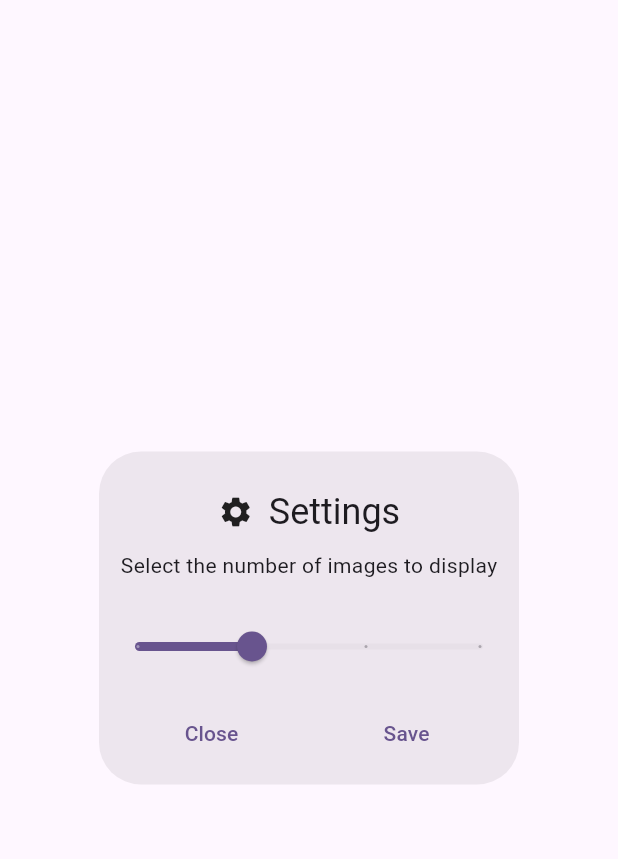
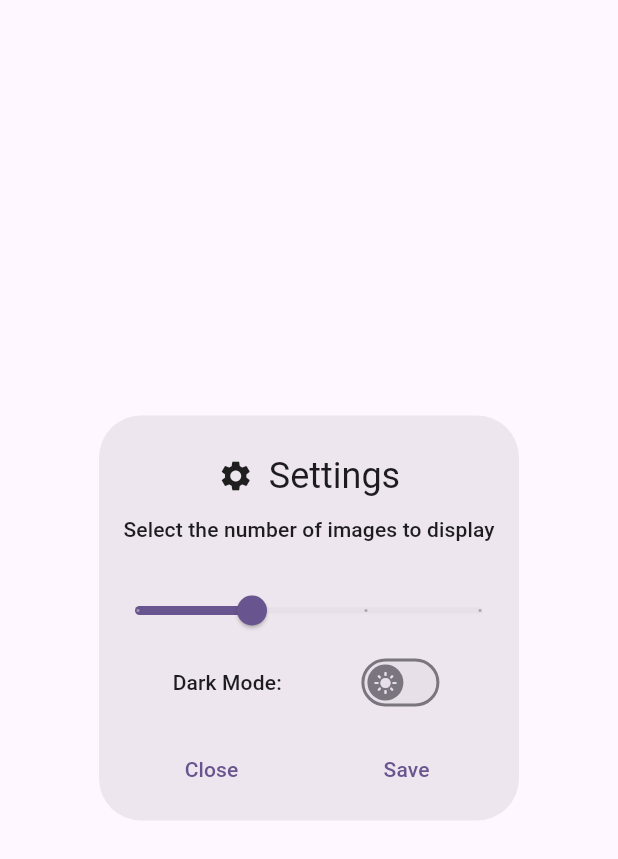
Before and after one commit to Weslley41/nasa_pictures, a Flutter app: the SettingsDialog widget shown alone on an empty page, opened directly with empty values, on a phone screen of 412 x 824 dp. Shown: the top 859 px of the screen. Run offline on Flutter 3.47's test engine with Material 2 defaults, Android fonts, the phone set to English and light mode, and no system bars; our stand-ins replace flutter_dotenv, font_awesome_flutter; network calls fail.

Commit message:
Creating a switch to dark mode in the settings dialog

```diff
--- a/lib/app/nasa_pictures.dart
+++ b/lib/app/nasa_pictures.dart
@@ -3,35 +3,55 @@ import 'package:nasa_pictures/app/app_routes.dart';
 import 'package:nasa_pictures/models/apod_picture.dart';
 import 'package:nasa_pictures/pages/about_page.dart';
 import 'package:nasa_pictures/pages/details_page.dart';
+import 'package:nasa_pictures/providers/design_provider.dart';
 import 'package:provider/provider.dart';
 
 import '../pages/home.dart';
 import '../providers/picture_provider.dart';
 
-class NasaPictures extends StatelessWidget {
+class NasaPictures extends StatefulWidget {
   const NasaPictures({super.key});
 
   @override
+  State<NasaPictures> createState() => NasaPicturesState();
+
+  static NasaPicturesState? of(BuildContext context) =>
+      context.findAncestorStateOfType<NasaPicturesState>();
+}
+
+class NasaPicturesState extends State<NasaPictures> {
+  @override
   Widget build(BuildContext context) {
-    return ChangeNotifierProvider(
+    return MultiProvider(
+        providers: [
+          ChangeNotifierProvider(
             create: (_) => PictureProvider(),
-      child: MaterialApp(
+          ),
+          ChangeNotifierProvider(
+            create: (_) => DesignProvider(),
+          )
+        ],
+        builder: (context, child) => MaterialApp(
                 debugShowCheckedModeBanner: false,
                 title: 'NASA Pictures',
                 theme: ThemeData(
-          colorScheme: ColorScheme.fromSeed(seedColor: Colors.deepPurple),
+                  colorScheme:
+                      ColorScheme.fromSeed(seedColor: Colors.deepPurple),
+                  useMaterial3: true,
+                ),
+                themeMode: Provider.of<DesignProvider>(context).themeMode,
+                darkTheme: ThemeData.dark(
                   useMaterial3: true,
                 ),
                 initialRoute: AppRoutes.root,
                 routes: {
                   AppRoutes.root: (context) => const Home(),
                   AppRoutes.imageDetails: (context) {
-            final image = ModalRoute.of(context)?.settings.arguments as APODPicture;
+                    final image = ModalRoute.of(context)?.settings.arguments
+                        as APODPicture;
                     return DetailsPage(image: image);
                   },
                   AppRoutes.aboutPage: (context) => const AboutPage(),
-        }
-      ),
-    );
+                }));
   }
 }
--- a/lib/pages/settings_page.dart
+++ b/lib/pages/settings_page.dart
@@ -1,5 +1,6 @@
 import 'package:flutter/material.dart';
-
+import 'package:nasa_pictures/providers/design_provider.dart';
+import 'package:provider/provider.dart';
 import '../providers/picture_provider.dart';
 
 class SettingsDialog extends StatefulWidget {
@@ -13,8 +14,21 @@ class SettingsDialog extends StatefulWidget {
 class _SettingsDialogState extends State<SettingsDialog> {
   late double _currentCountImages = widget.provider.countPictures.toDouble();
 
+  final MaterialStateProperty<Icon?> thumbIcon =
+      MaterialStateProperty.resolveWith<Icon?>(
+    (Set<MaterialState> states) {
+      if (states.contains(MaterialState.selected)) {
+        return const Icon(Icons.dark_mode);
+      }
+      return const Icon(Icons.light_mode);
+    },
+  );
+
   @override
   Widget build(BuildContext context) {
+    final DesignProvider themeProvider =
+        Provider.of<DesignProvider>(context, listen: false);
+
     return AlertDialog(
       title: const Row(
         mainAxisAlignment: MainAxisAlignment.center,
@@ -30,9 +44,9 @@ class _SettingsDialogState extends State<SettingsDialog> {
       content: Column(
         mainAxisSize: MainAxisSize.min,
         children: [
-          const Text(
+          Text(
             'Select the number of images to display',
-            style: TextStyle(fontSize: 14),
+            style: Theme.of(context).textTheme.labelLarge,
           ),
           const SizedBox(height: 20),
           Slider(
@@ -49,6 +63,20 @@ class _SettingsDialogState extends State<SettingsDialog> {
               // currentCountImages = value;
             },
           ),
+          Row(
+            crossAxisAlignment: CrossAxisAlignment.center,
+            mainAxisAlignment: MainAxisAlignment.spaceEvenly,
+            children: [
+              Text(
+                'Dark Mode:',
+                style: Theme.of(context).textTheme.labelLarge,
+              ),
+              Switch(
+                  thumbIcon: thumbIcon,
+                  value: themeProvider.isDark,
+                  onChanged: (value) => themeProvider.changeThemeMode(value)),
+            ],
+          )
         ],
       ),
       actions: [
--- /dev/null
+++ b/lib/providers/design_provider.dart
@@ -0,0 +1,19 @@
+import 'package:flutter/material.dart';
+
+class DesignProvider with ChangeNotifier {
+  ThemeMode _theme = ThemeMode.light;
+  bool _isdark = false;
+
+  bool get isDark => _isdark;
+  ThemeMode get themeMode => _theme;
+
+  dynamic changeThemeMode(newValue) {
+    _isdark = newValue;
+    if (_theme == ThemeMode.light) {
+      _theme = ThemeMode.dark;
+    } else {
+      _theme = ThemeMode.light;
+    }
+    notifyListeners();
+  }
+}
```
Lines whose indentation alone changed are shown as unchanged.
